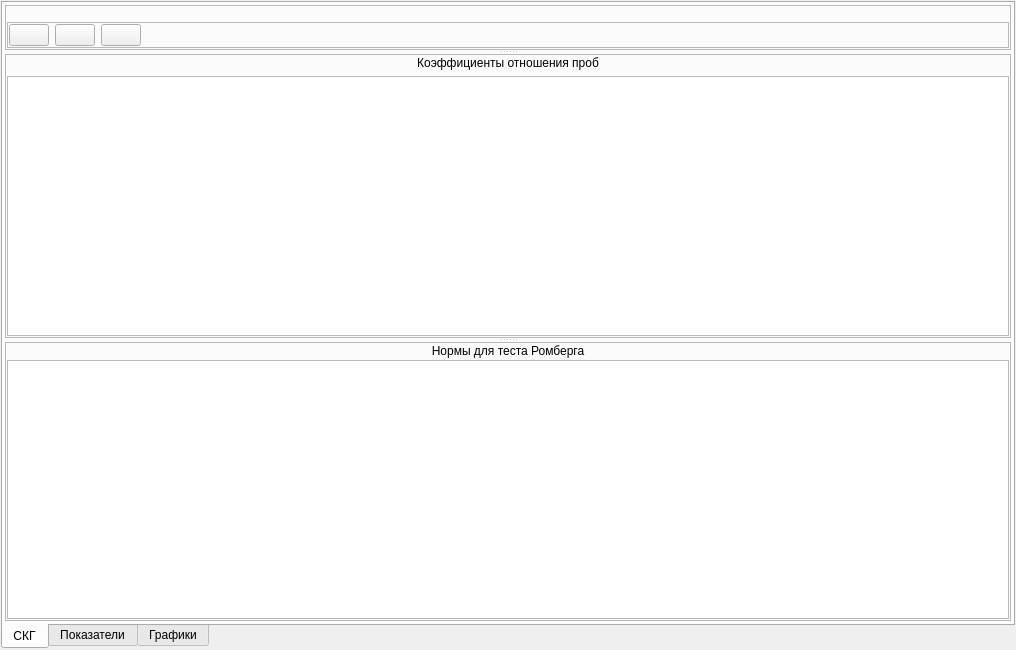
Qt form metodics/stabtest/visualizators/stabsignalstestwidget.ui (grigp/a-analyser) before a commit.
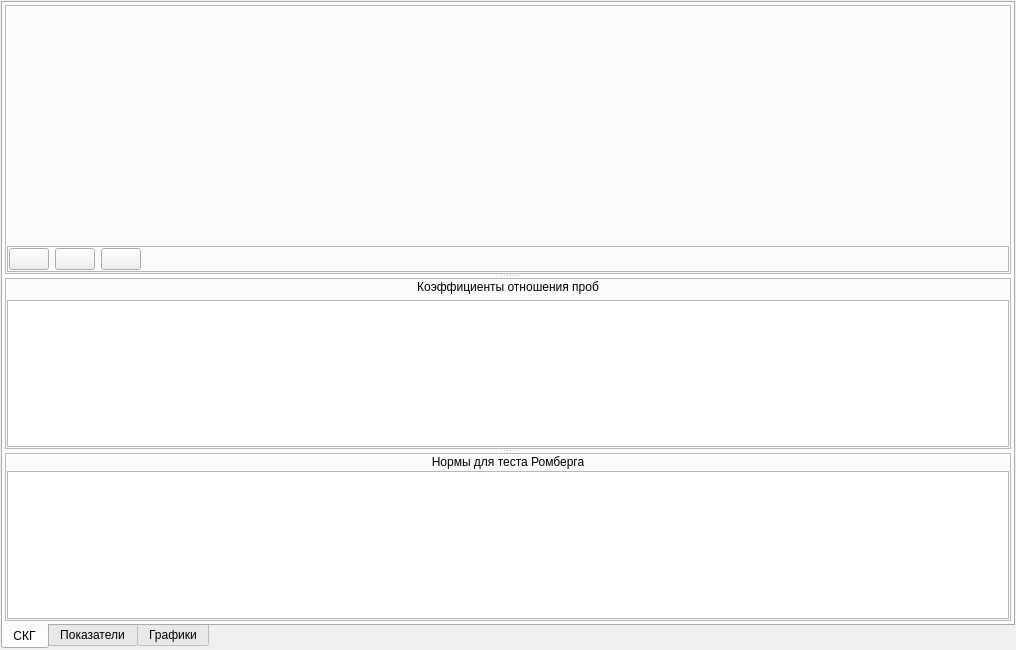
The same form after that commit. Icons and pictures are not drawn. Custom widgets are drawn as their Qt base class.

What changed in the file:
```diff
--- a/metodics/stabtest/visualizators/stabsignalstestwidget.ui
+++ b/metodics/stabtest/visualizators/stabsignalstestwidget.ui
@@ -91,6 +91,12 @@
               <enum>Qt::Vertical</enum>
              </property>
              <widget class="QFrame" name="frSKGAreases">
+              <property name="sizePolicy">
+               <sizepolicy hsizetype="Preferred" vsizetype="Preferred">
+                <horstretch>0</horstretch>
+                <verstretch>10</verstretch>
+               </sizepolicy>
+              </property>
               <property name="frameShape">
                <enum>QFrame::StyledPanel</enum>
               </property>
@@ -231,6 +237,12 @@
               </layout>
              </widget>
              <widget class="QFrame" name="frRationalFactors">
+              <property name="sizePolicy">
+               <sizepolicy hsizetype="Preferred" vsizetype="Preferred">
+                <horstretch>0</horstretch>
+                <verstretch>1</verstretch>
+               </sizepolicy>
+              </property>
               <property name="frameShape">
                <enum>QFrame::StyledPanel</enum>
               </property>
@@ -266,6 +278,12 @@
               </layout>
              </widget>
              <widget class="QFrame" name="frRombergNorms">
+              <property name="sizePolicy">
+               <sizepolicy hsizetype="Preferred" vsizetype="Preferred">
+                <horstretch>0</horstretch>
+                <verstretch>1</verstretch>
+               </sizepolicy>
+              </property>
               <property name="frameShape">
                <enum>QFrame::StyledPanel</enum>
               </property>
```
